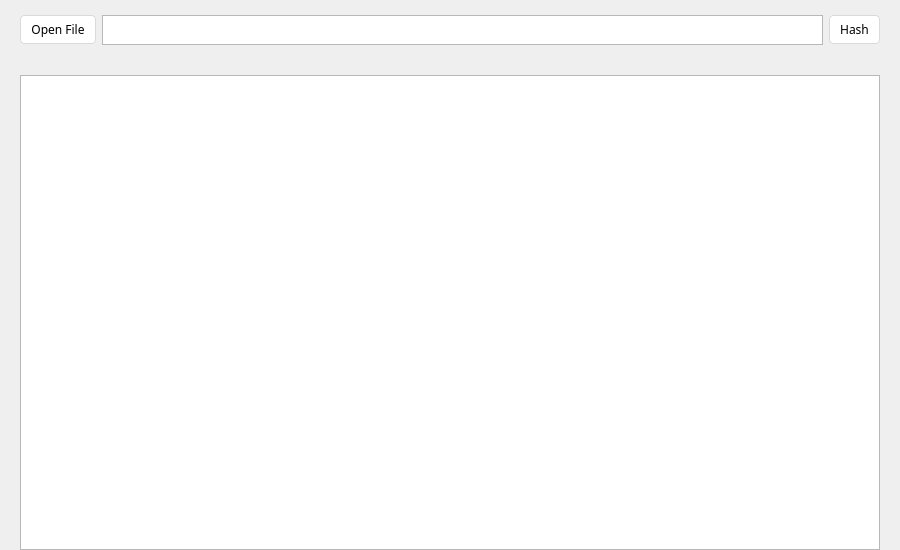
First picture: the form in ui/hash_window.ui, repository liyansong2018/ReverseWidget, before the edit.
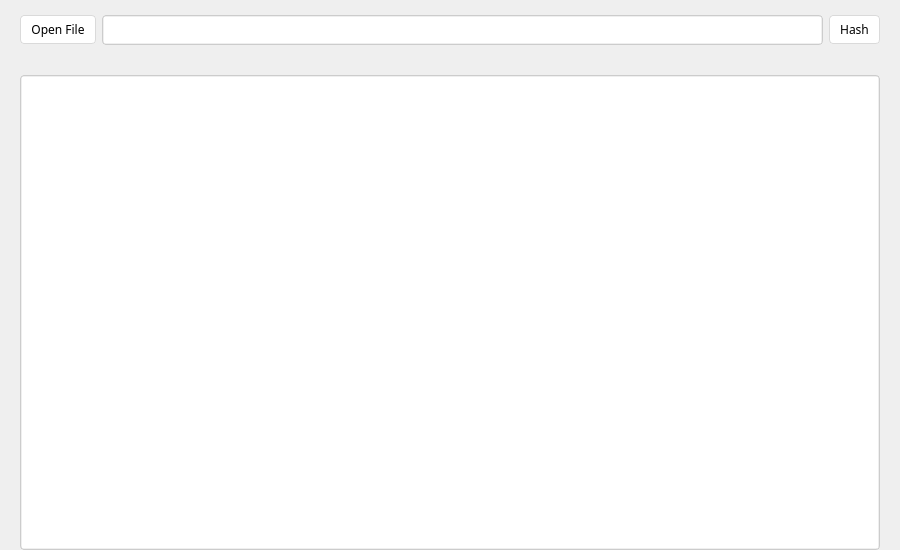
Second picture: the form after the edit. Icons and pictures are not drawn.

Commit message: Flat hash_window ui for more modern operating system such as Win11

```diff
--- a/ui/hash_window.ui
+++ b/ui/hash_window.ui
@@ -113,6 +113,13 @@
           <family>微软雅黑</family>
          </font>
         </property>
+        <property name="styleSheet">
+         <string notr="true">QTextEdit{
+	border-radius: 4px;
+	border:1px solid #ccc;
+	padding: 1px;
+}</string>
+        </property>
        </widget>
       </item>
       <item row="0" column="2">
@@ -142,6 +149,13 @@
        <family>微软雅黑</family>
       </font>
      </property>
+     <property name="styleSheet">
+      <string notr="true">QTextEdit{
+	border-radius: 4px;
+	border:1px solid #ccc;
+	padding: 1px;
+}</string>
+     </property>
      <property name="openExternalLinks">
       <bool>true</bool>
      </property>
```
The commit also changes 1 other file.
